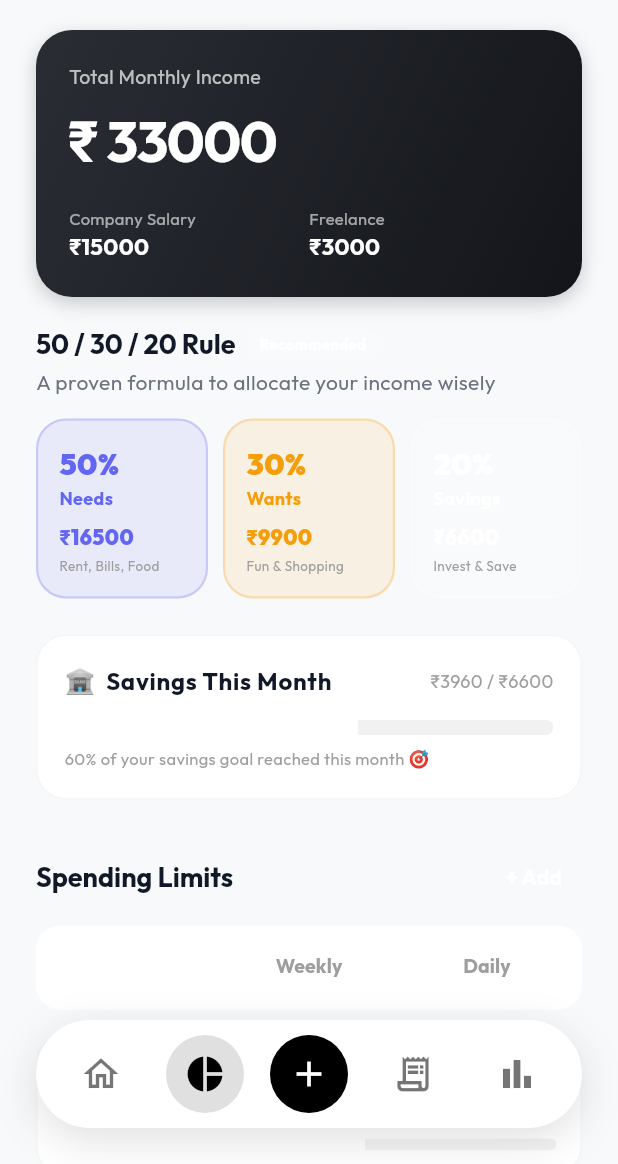
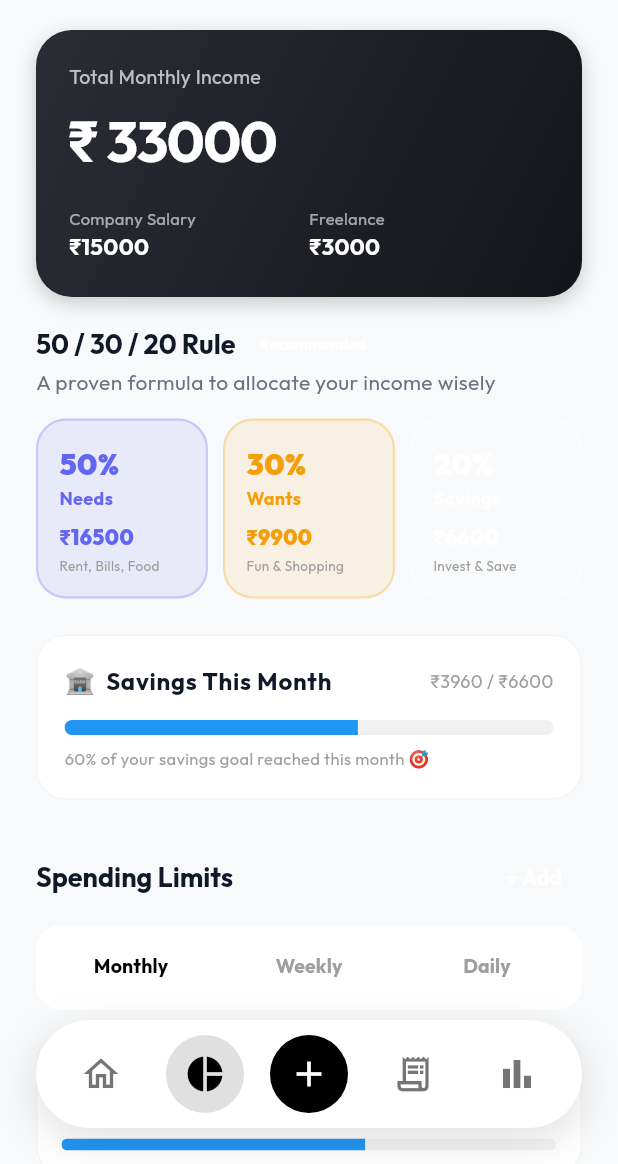
Before and after one commit to mohas7im/spendwise, a Flutter app: the screen it shows after launch, item 2 of the bottom bar chosen, on a phone screen of 412 x 824 dp, the part 72-1236 px from its top. Run offline on Flutter 3.47's test engine with Material 3 defaults, Android fonts, the phone set to English and light mode, and no system bars; our stand-ins replace fl_chart, google_fonts; network calls fail.

Commit message:
fix: update budget progress colors and tab label color

```diff
--- a/lib/screens/budget_screen.dart
+++ b/lib/screens/budget_screen.dart
@@ -113,7 +113,7 @@ class _BudgetScreenState extends State<BudgetScreen> with SingleTickerProviderSt
                         child: TabBar(
                           controller: _tabController,
                           indicator: BoxDecoration(color: AppTheme.primaryColor, borderRadius: BorderRadius.circular(12)),
-                          labelColor: Colors.white,
+                          labelColor: Colors.black,
                           unselectedLabelColor: Colors.grey,
                           labelStyle: const TextStyle(fontWeight: FontWeight.bold, fontSize: 13),
                           dividerColor: Colors.transparent,
@@ -253,7 +253,7 @@ class _BudgetScreenState extends State<BudgetScreen> with SingleTickerProviderSt
           const SizedBox(height: 14),
           ClipRRect(
             borderRadius: BorderRadius.circular(8),
-            child: LinearProgressIndicator(value: 0.6, minHeight: 10, backgroundColor: Colors.grey.withOpacity(0.15), valueColor: const AlwaysStoppedAnimation<Color>(AppTheme.primaryColor)),
+            child: LinearProgressIndicator(value: 0.6, minHeight: 10, backgroundColor: Colors.grey.withOpacity(0.15), valueColor: const AlwaysStoppedAnimation<Color>(Colors.blue)),
           ),
           const SizedBox(height: 8),
           const Text('60% of your savings goal reached this month 🎯', style: TextStyle(color: Colors.grey, fontSize: 11)),
@@ -281,7 +281,7 @@ class _BudgetScreenState extends State<BudgetScreen> with SingleTickerProviderSt
   Widget _buildCategoryLimitCard(CategoryLimit limit, LimitPeriod period) {
     final periodLabel = period == LimitPeriod.daily ? 'day' : period == LimitPeriod.weekly ? 'week' : 'month';
     final isOver = limit.isOverBudget;
-    final progressColor = isOver ? Colors.redAccent : limit.percentUsed > 0.7 ? const Color(0xFFF59E0B) : AppTheme.primaryColor;
+    final progressColor = isOver ? Colors.redAccent : limit.percentUsed > 0.7 ? const Color(0xFFF59E0B) : Colors.blue;
 
     return Container(
       margin: const EdgeInsets.only(bottom: 12),
```
